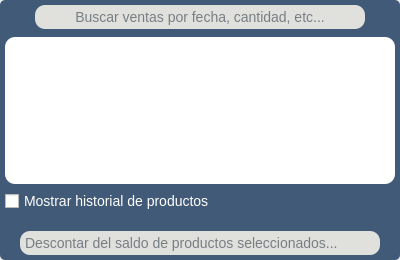
Qt form ui/debts_balanceProductsList.ui (Bruno-Heit/programa-forrajeria) before a commit.
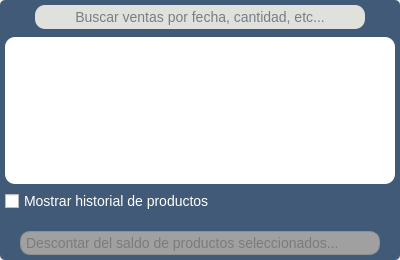
The same form after that commit.

Commit message: SLIGHTLY CHANGED debts_balanceProductsList's style

What changed in the file:
```diff
--- a/ui/debts_balanceProductsList.ui
+++ b/ui/debts_balanceProductsList.ui
@@ -129,6 +129,12 @@
 	background-color: #3b66ab;
 	color: #fff;
 }
+QLineEdit:disabled {
+    background-color: #a0a0a0;
+    color: #555;
+    border: 1px solid #909090;
+    padding: 3px;
+}
 
 
 /* QDateTimeEdit y del QCalendarWidget */
@@ -570,6 +576,9 @@
          </property>
          <item>
           <widget class="QLineEdit" name="le_reduce_debt">
+           <property name="enabled">
+            <bool>false</bool>
+           </property>
            <property name="sizePolicy">
             <sizepolicy hsizetype="MinimumExpanding" vsizetype="Fixed">
              <horstretch>0</horstretch>
```
Left out of the diff: 2 changed lines with no effect on the pictures. The commit also changes 1 other file.
